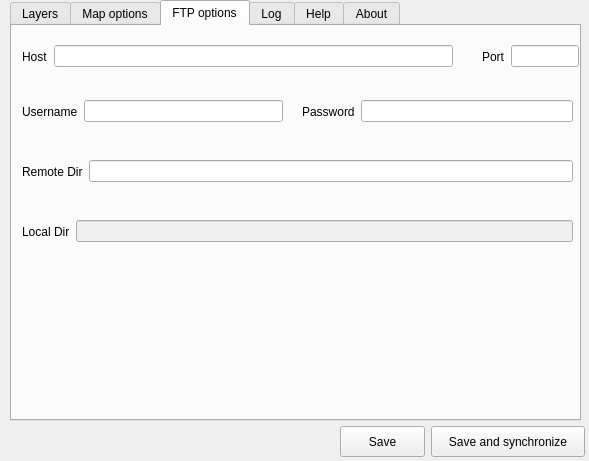
First picture: the form in ui_lizmap.ui, repository 3liz/lizmap-plugin, before the edit.
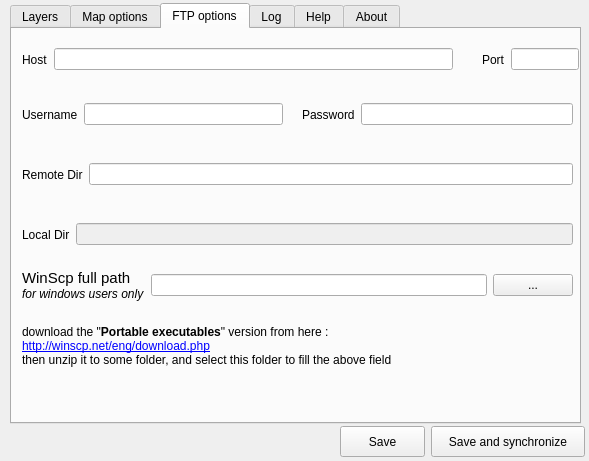
Second picture: the form after the edit. The open tabs and pages were chosen to show the change.

Commit message: Removed WinScp binaries and added a new field to ask for the path for Windows Users

Patch:
```diff
--- a/ui_lizmap.ui
+++ b/ui_lizmap.ui
@@ -17,7 +17,7 @@
    <property name="geometry">
     <rect>
      <x>10</x>
-     <y>0</y>
+     <y>3</y>
      <width>571</width>
      <height>421</height>
     </rect>
@@ -583,6 +583,61 @@
       </item>
      </layout>
     </widget>
+    <widget class="QWidget" name="horizontalLayoutWidget_7">
+     <property name="geometry">
+      <rect>
+       <x>10</x>
+       <y>240</y>
+       <width>551</width>
+       <height>117</height>
+      </rect>
+     </property>
+     <layout class="QHBoxLayout" name="horizontalLayout_7">
+      <item>
+       <layout class="QVBoxLayout" name="verticalLayout_3">
+        <item>
+         <layout class="QHBoxLayout" name="horizontalLayout_10">
+          <item>
+           <widget class="QLabel" name="lbWinscpIn">
+            <property name="text">
+             <string>&lt;!DOCTYPE HTML PUBLIC &quot;-//W3C//DTD HTML 4.0//EN&quot; &quot;http://www.w3.org/TR/REC-html40/strict.dtd&quot;&gt;
+&lt;html&gt;&lt;head&gt;&lt;meta name=&quot;qrichtext&quot; content=&quot;1&quot; /&gt;&lt;style type=&quot;text/css&quot;&gt;
+p, li { white-space: pre-wrap; }
+&lt;/style&gt;&lt;/head&gt;&lt;body style=&quot; font-family:'Ubuntu'; font-size:11pt; font-weight:400; font-style:normal;&quot;&gt;
+&lt;p style=&quot; margin-top:0px; margin-bottom:0px; margin-left:0px; margin-right:0px; -qt-block-indent:0; text-indent:0px;&quot;&gt;WinScp full path&lt;/p&gt;
+&lt;p style=&quot; margin-top:0px; margin-bottom:0px; margin-left:0px; margin-right:0px; -qt-block-indent:0; text-indent:0px;&quot;&gt;&lt;span style=&quot; font-size:9pt; font-style:italic;&quot;&gt;for windows users only&lt;/span&gt;&lt;/p&gt;&lt;/body&gt;&lt;/html&gt;</string>
+            </property>
+           </widget>
+          </item>
+          <item>
+           <widget class="QLineEdit" name="inWinscpPath"/>
+          </item>
+          <item>
+           <widget class="QPushButton" name="btWinscpPath">
+            <property name="text">
+             <string>...</string>
+            </property>
+           </widget>
+          </item>
+         </layout>
+        </item>
+        <item>
+         <widget class="QLabel" name="lbWinscpHelp">
+          <property name="text">
+           <string>&lt;!DOCTYPE HTML PUBLIC &quot;-//W3C//DTD HTML 4.0//EN&quot; &quot;http://www.w3.org/TR/REC-html40/strict.dtd&quot;&gt;
+&lt;html&gt;&lt;head&gt;&lt;meta name=&quot;qrichtext&quot; content=&quot;1&quot; /&gt;&lt;style type=&quot;text/css&quot;&gt;
+p, li { white-space: pre-wrap; }
+&lt;/style&gt;&lt;/head&gt;&lt;body style=&quot; font-family:'Ubuntu'; font-size:11pt; font-weight:400; font-style:normal;&quot;&gt;
+&lt;p style=&quot; margin-top:0px; margin-bottom:0px; margin-left:0px; margin-right:0px; -qt-block-indent:0; text-indent:0px;&quot;&gt;&lt;span style=&quot; font-size:9pt;&quot;&gt;download the &amp;quot;&lt;/span&gt;&lt;span style=&quot; font-size:9pt; font-weight:600;&quot;&gt;Portable executables&lt;/span&gt;&lt;span style=&quot; font-size:9pt;&quot;&gt;&amp;quot; version from here :&lt;/span&gt;&lt;/p&gt;
+&lt;p style=&quot; margin-top:0px; margin-bottom:0px; margin-left:0px; margin-right:0px; -qt-block-indent:0; text-indent:0px;&quot;&gt;&lt;a href=&quot;http://winscp.net/eng/download.php&quot;&gt;&lt;span style=&quot; font-size:9pt; text-decoration: underline; color:#0000ff;&quot;&gt;http://winscp.net/eng/download.php&lt;/span&gt;&lt;/a&gt;&lt;/p&gt;
+&lt;p style=&quot; margin-top:0px; margin-bottom:0px; margin-left:0px; margin-right:0px; -qt-block-indent:0; text-indent:0px;&quot;&gt;&lt;span style=&quot; font-size:9pt;&quot;&gt;then unzip it to some folder, and select this folder to fill the above field&lt;/span&gt;&lt;/p&gt;&lt;/body&gt;&lt;/html&gt;</string>
+          </property>
+         </widget>
+        </item>
+       </layout>
+      </item>
+     </layout>
+    </widget>
    </widget>
    <widget class="QWidget" name="tab_main">
     <attribute name="title">
```
Left out of the diff: 9 changed lines with no effect on the pictures. The commit also changes 7 other files.
